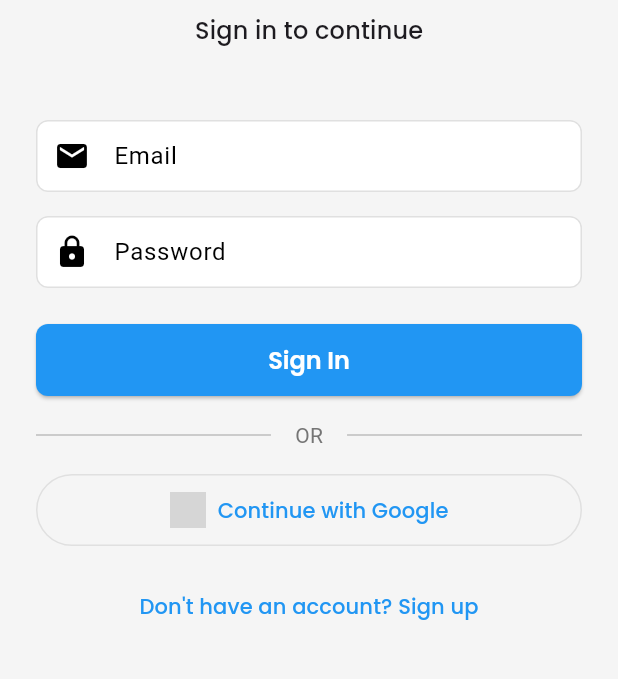
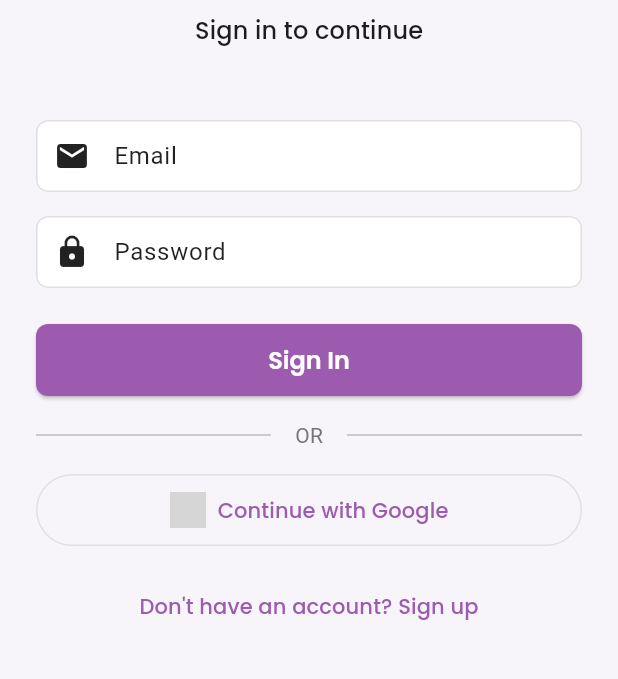
Before and after one commit to malvernbright/resume_creator, a Flutter app: the screen it shows after launch, on a phone screen of 412 x 824 dp, the part 321-1000 px from its top. Run offline on Flutter 3.47's test engine with Material 3 defaults, Android fonts, the phone set to English and light mode, and no system bars; our stand-ins replace dartz, equatable, firebase_auth, firebase_core, flutter_bloc, google_fonts and 5 more; missing offline and left inert: syncfusion_flutter_xlsio; accounts and stored records are empty; grey boxes are pictures that could not be loaded.

Commit message:
Refactor app theme colors for improved consistency and add support for system theme mode

```diff
--- a/lib/core/themes/app_theme.dart
+++ b/lib/core/themes/app_theme.dart
@@ -2,13 +2,23 @@ import 'package:flutter/material.dart';
 import 'package:google_fonts/google_fonts.dart';
 
 class AppTheme {
-  static const Color primaryColor = Color(0xFF2196F3);
-  static const Color secondaryColor = Color(0xFF03A9F4);
-  static const Color accentColor = Color(0xFFFF5722);
-  static const Color backgroundColor = Color(0xFFF5F5F5);
+  // Purple theme colors matching the logo
+  static const Color primaryColor = Color(0xFF9C5BAF); // Main purple from logo
+  static const Color primaryDark = Color(0xFF7B4896); // Darker purple shade
+  static const Color primaryLight = Color(0xFFB37BC4); // Lighter purple shade
+  static const Color secondaryColor = Color(0xFF8E4FA6); // Deep purple accent
+  static const Color accentColor = Color(0xFFD896F0); // Light purple accent
+  static const Color backgroundColor = Color(
+    0xFFF8F5FA,
+  ); // Very light purple tint
   static const Color cardColor = Colors.white;
   static const Color errorColor = Color(0xFFE53935);
   static const Color successColor = Color(0xFF4CAF50);
+
+  // Dark mode colors
+  static const Color darkBackground = Color(0xFF121212);
+  static const Color darkSurface = Color(0xFF1E1E1E);
+  static const Color darkCard = Color(0xFF2C2C2C);
 
   static ThemeData lightTheme = ThemeData(
     useMaterial3: true,
@@ -17,9 +27,15 @@ class AppTheme {
     scaffoldBackgroundColor: backgroundColor,
     colorScheme: const ColorScheme.light(
       primary: primaryColor,
+      primaryContainer: primaryLight,
       secondary: secondaryColor,
+      secondaryContainer: accentColor,
       error: errorColor,
       surface: cardColor,
+      onPrimary: Colors.white,
+      onSecondary: Colors.white,
+      onSurface: Colors.black87,
+      onError: Colors.white,
     ),
     textTheme: GoogleFonts.poppinsTextTheme().copyWith(
       displayLarge: GoogleFonts.poppins(
@@ -103,17 +119,52 @@ class AppTheme {
   static ThemeData darkTheme = ThemeData(
     useMaterial3: true,
     brightness: Brightness.dark,
-    primaryColor: primaryColor,
-    scaffoldBackgroundColor: const Color(0xFF121212),
+    primaryColor: primaryLight,
+    scaffoldBackgroundColor: darkBackground,
     colorScheme: const ColorScheme.dark(
-      primary: primaryColor,
+      primary: primaryLight,
+      primaryContainer: primaryDark,
       secondary: secondaryColor,
+      secondaryContainer: primaryColor,
       error: errorColor,
-      surface: Color(0xFF1E1E1E),
+      surface: darkSurface,
+      onPrimary: Colors.black,
+      onSecondary: Colors.white,
+      onSurface: Colors.white,
+      onError: Colors.white,
     ),
-    textTheme: GoogleFonts.poppinsTextTheme(ThemeData.dark().textTheme),
+    textTheme: GoogleFonts.poppinsTextTheme(ThemeData.dark().textTheme)
+        .copyWith(
+          displayLarge: GoogleFonts.poppins(
+            fontSize: 32,
+            fontWeight: FontWeight.bold,
+            color: Colors.white,
+          ),
+          displayMedium: GoogleFonts.poppins(
+            fontSize: 28,
+            fontWeight: FontWeight.bold,
+            color: Colors.white,
+          ),
+          displaySmall: GoogleFonts.poppins(
+            fontSize: 24,
+            fontWeight: FontWeight.w600,
+            color: Colors.white,
+          ),
+          headlineMedium: GoogleFonts.poppins(
+            fontSize: 20,
+            fontWeight: FontWeight.w600,
+            color: Colors.white,
+          ),
+          titleLarge: GoogleFonts.poppins(
+            fontSize: 18,
+            fontWeight: FontWeight.w500,
+            color: Colors.white,
+          ),
+          bodyLarge: GoogleFonts.roboto(fontSize: 16, color: Colors.white70),
+          bodyMedium: GoogleFonts.roboto(fontSize: 14, color: Colors.white70),
+        ),
     appBarTheme: AppBarTheme(
-      backgroundColor: const Color(0xFF1E1E1E),
+      backgroundColor: darkSurface,
       elevation: 0,
       centerTitle: true,
       titleTextStyle: GoogleFonts.poppins(
@@ -121,6 +172,52 @@ class AppTheme {
         fontWeight: FontWeight.w600,
         color: Colors.white,
       ),
+      iconTheme: const IconThemeData(color: Colors.white),
     ),
+    cardTheme: CardThemeData(
+      color: darkCard,
+      elevation: 4,
+      shape: RoundedRectangleBorder(borderRadius: BorderRadius.circular(12)),
+    ),
+    elevatedButtonTheme: ElevatedButtonThemeData(
+      style: ElevatedButton.styleFrom(
+        backgroundColor: primaryLight,
+        foregroundColor: Colors.black,
+        padding: const EdgeInsets.symmetric(horizontal: 24, vertical: 12),
+        shape: RoundedRectangleBorder(borderRadius: BorderRadius.circular(8)),
+        textStyle: GoogleFonts.poppins(
+          fontSize: 16,
+          fontWeight: FontWeight.w600,
+        ),
+      ),
+    ),
+    inputDecorationTheme: InputDecorationTheme(
+      filled: true,
+      fillColor: darkCard,
+      border: OutlineInputBorder(
+        borderRadius: BorderRadius.circular(8),
+        borderSide: const BorderSide(color: Colors.white24),
+      ),
+      enabledBorder: OutlineInputBorder(
+        borderRadius: BorderRadius.circular(8),
+        borderSide: const BorderSide(color: Colors.white24),
+      ),
+      focusedBorder: OutlineInputBorder(
+        borderRadius: BorderRadius.circular(8),
+        borderSide: const BorderSide(color: primaryLight, width: 2),
+      ),
+      errorBorder: OutlineInputBorder(
+        borderRadius: BorderRadius.circular(8),
+        borderSide: const BorderSide(color: errorColor),
+      ),
+      contentPadding: const EdgeInsets.symmetric(horizontal: 16, vertical: 12),
+      labelStyle: const TextStyle(color: Colors.white70),
+      hintStyle: const TextStyle(color: Colors.white38),
+    ),
+    floatingActionButtonTheme: const FloatingActionButtonThemeData(
+      backgroundColor: primaryLight,
+      foregroundColor: Colors.black,
+    ),
+    iconTheme: const IconThemeData(color: Colors.white70),
   );
 }
--- a/lib/main.dart
+++ b/lib/main.dart
@@ -67,6 +67,7 @@ class MyApp extends StatelessWidget {
           debugShowCheckedModeBanner: false,
           theme: AppTheme.lightTheme,
           darkTheme: AppTheme.darkTheme,
+          themeMode: ThemeMode.system, // Follows system theme
           home: BlocBuilder<AuthBloc, AuthState>(
             builder: (context, state) {
               if (state is AuthLoading || state is AuthInitial) {
```
